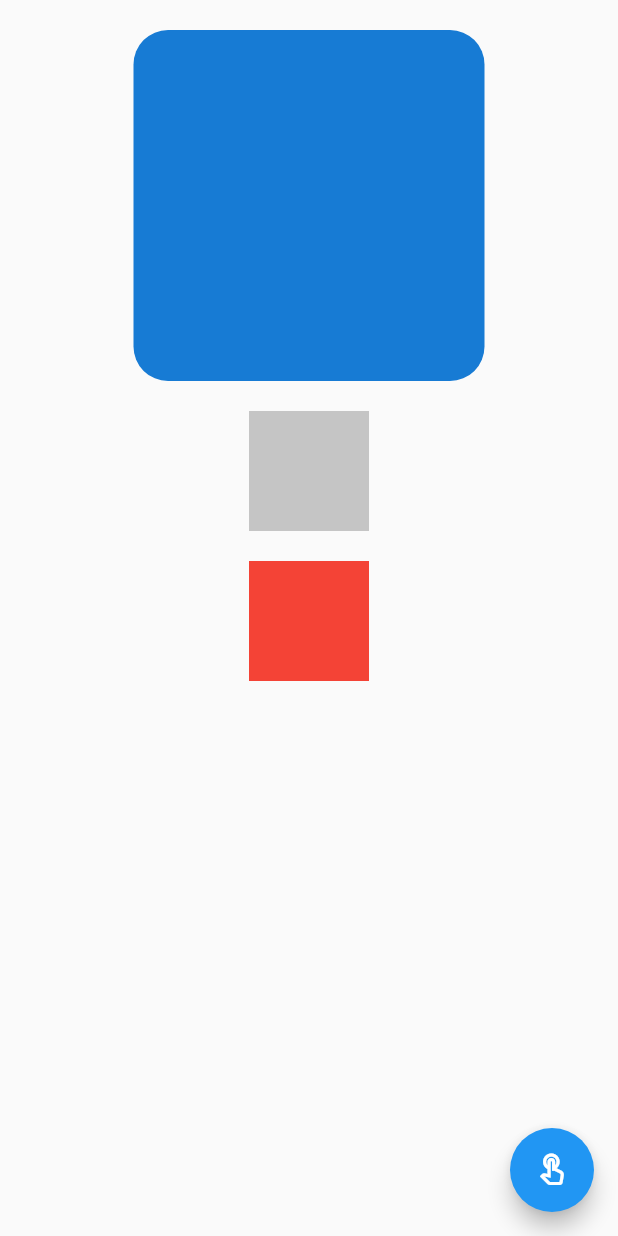
After one commit to whqfor/flutter_demo, a Flutter app: the BaseAnimationsDemo screen opened directly, after a tap on the "touch app" icon, on a phone screen of 412 x 824 dp. The commit adds this screen. Run offline on Flutter 3.47's test engine with Material 2 defaults, Android fonts, the phone set to English and light mode, and no system bars; our stand-ins replace shimmer.

Commit message:
新增内置隐式动画

```diff
--- /dev/null
+++ b/lib/animation/base_animations.dart
@@ -0,0 +1,99 @@
+/*
+ * Created with Android Studio.
+ * User: whqfor
+ * Date: 1/7/21
+ * Time: 4:37 PM
+ * target: 一些基本的、容易上手的动画
+ */
+
+import 'dart:math';
+
+import 'package:flutter/material.dart';
+import 'package:flutter_demo/widgets/example_page.dart';
+
+class BaseAnimationsDemo extends StatefulWidget {
+  @override
+  _BaseAnimationsDemoState createState() => _BaseAnimationsDemoState();
+}
+
+class _BaseAnimationsDemoState extends State<BaseAnimationsDemo> {
+  final random = Random();
+  int _animatedContainerValue = 200;
+
+  bool _showFirst = true;
+
+  @override
+  Widget build(BuildContext context) {
+    return Scaffold(
+      body: SingleChildScrollView(
+        child: Center(
+          child: Column(
+            children: [
+              SizedBox(height: 20),
+
+              AnimatedContainer(
+                width: _animatedContainerValue.toDouble(),
+                height: _animatedContainerValue.toDouble(),
+                decoration: BoxDecoration(
+                  color: Color.fromRGBO(
+                    random.nextInt(256),
+                    random.nextInt(256),
+                    random.nextInt(256),
+                    1,
+                  ),
+                  borderRadius:
+                      BorderRadius.circular(random.nextInt(100).toDouble()),
+                ),
+                alignment: Alignment.center,
+                duration: Duration(milliseconds: 300),
+                curve: Curves.fastOutSlowIn,
+                // child: FlutterLogo(size: 75),
+              ),
+
+              SizedBox(height: 20),
+
+              // AnimatedContainer
+              AnimatedOpacity(
+                  opacity: random.nextDouble(),
+                  duration: Duration(milliseconds: 300),
+                  child: Container(width: 80, height: 80, color: Colors.black)),
+
+              SizedBox(height: 20),
+
+              AnimatedCrossFade(
+                  firstChild:
+                      Container(width: 80, height: 80, color: Colors.green),
+                  secondChild:
+                      Container(width: 80, height: 80, color: Colors.red),
+                  crossFadeState: _showFirst
+                      ? CrossFadeState.showFirst
+                      : CrossFadeState.showSecond,
+                  duration: Duration(milliseconds: 1000))
+            ],
+          ),
+        ),
+      ),
+      floatingActionButton: FloatingActionButton(
+        child: Icon(Icons.touch_app_outlined),
+        onPressed: () {
+          setState(() {
+            _animatedContainerValue = random.nextInt(256);
+            _showFirst = !_showFirst;
+          });
+        },
+      ),
+    );
+  }
+}
+
+class BaseAnimations extends StatelessWidget {
+  @override
+  Widget build(BuildContext context) {
+    return ExamplePage(
+      title: "base animations",
+      pathToFile: "animation/base_animations.dart",
+      delayStartup: false,
+      builder: (context) => BaseAnimationsDemo(),
+    );
+  }
+}
--- a/lib/example_config.dart
+++ b/lib/example_config.dart
@@ -7,6 +7,7 @@
  */
 
 import 'package:flutter/widgets.dart';
+import 'package:flutter_demo/animation/base_animations.dart';
 import 'package:flutter_demo/animation/skeleton.dart';
 
 
@@ -15,6 +16,9 @@ ExamplesConfiguration getAnimationExamplesConfiguration() {
 
   configuration.add(ExampleItem(
       name: "Skeleton", builder: (context) => SkeletonDemo()));
+
+  configuration.add(ExampleItem(
+      name: "AnimationFoo", builder: (context) => BaseAnimations()));
 
   return configuration;
 }
--- a/lib/widgets/home_page.dart
+++ b/lib/widgets/home_page.dart
@@ -45,7 +45,7 @@ class HomePage extends StatelessWidget {
               Container(
                 height: 20,
               ),
-              Text("点击选取demo查看:", style: Theme.of(context).textTheme.body1),
+              Text("点击选取demo查看:", style: Theme.of(context).textTheme.bodyText2),
               Container(
                 height: 5,
               )
```
Also changed, not shown: 5 other files.
